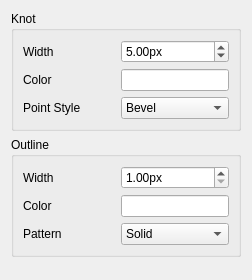
Old version of the form src/dialogs/global_style_form.ui in the repository mbasaglia/Knotter.
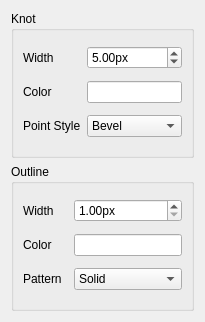
New version of the form. Icons and pictures are not drawn. Custom widgets are drawn as their Qt base class.

Diff of the .ui file:
```diff
--- a/src/dialogs/global_style_form.ui
+++ b/src/dialogs/global_style_form.ui
@@ -6,15 +6,87 @@
    <rect>
     <x>0</x>
     <y>0</y>
-    <width>252</width>
-    <height>280</height>
+    <width>205</width>
+    <height>322</height>
    </rect>
   </property>
   <property name="windowTitle">
    <string>Form</string>
   </property>
   <layout class="QGridLayout" name="gridLayout">
-   <item row="1" column="0" colspan="2">
+   <item row="0" column="1">
+    <widget class="QGroupBox" name="groupBox_2">
+     <property name="title">
+      <string>Knot</string>
+     </property>
+     <layout class="QGridLayout" name="gridLayout_3">
+      <item row="0" column="0">
+       <widget class="QLabel" name="label">
+        <property name="text">
+         <string>Width</string>
+        </property>
+       </widget>
+      </item>
+      <item row="0" column="1">
+       <widget class="QDoubleSpinBox" name="knot_width_spinner">
+        <property name="suffix">
+         <string>px</string>
+        </property>
+        <property name="minimum">
+         <double>1.000000000000000</double>
+        </property>
+        <property name="value">
+         <double>5.000000000000000</double>
+        </property>
+       </widget>
+      </item>
+      <item row="1" column="0">
+       <widget class="QLabel" name="label_3">
+        <property name="text">
+         <string>Color</string>
+        </property>
+       </widget>
+      </item>
+      <item row="1" column="1">
+       <widget class="ColorWidget" name="color">
+        <property name="sizePolicy">
+         <sizepolicy hsizetype="Preferred" vsizetype="Fixed">
+          <horstretch>0</horstretch>
+          <verstretch>0</verstretch>
+         </sizepolicy>
+        </property>
+       </widget>
+      </item>
+      <item row="2" column="0">
+       <widget class="QLabel" name="label_9">
+        <property name="text">
+         <string>Point Style</string>
+        </property>
+       </widget>
+      </item>
+      <item row="2" column="1">
+       <widget class="QComboBox" name="point_combo">
+        <item>
+         <property name="text">
+          <string>Bevel</string>
+         </property>
+        </item>
+        <item>
+         <property name="text">
+          <string>Miter</string>
+         </property>
+        </item>
+        <item>
+         <property name="text">
+          <string>Round</string>
+         </property>
+        </item>
+       </widget>
+      </item>
+     </layout>
+    </widget>
+   </item>
+   <item row="1" column="1">
     <widget class="QGroupBox" name="groupBox">
      <property name="title">
       <string>Outline</string>
@@ -125,91 +197,6 @@
      </layout>
     </widget>
    </item>
-   <item row="0" column="0" colspan="2">
-    <widget class="QGroupBox" name="groupBox_2">
-     <property name="title">
-      <string>Knot</string>
-     </property>
-     <layout class="QGridLayout" name="gridLayout_3">
-      <item row="0" column="0">
-       <widget class="QLabel" name="label">
-        <property name="text">
-         <string>Width</string>
-        </property>
-       </widget>
-      </item>
-      <item row="0" column="1">
-       <widget class="QDoubleSpinBox" name="knot_width_spinner">
-        <property name="suffix">
-         <string>px</string>
-        </property>
-        <property name="minimum">
-         <double>1.000000000000000</double>
-        </property>
-        <property name="value">
-         <double>5.000000000000000</double>
-        </property>
-       </widget>
-      </item>
-      <item row="1" column="0">
-       <widget class="QLabel" name="label_3">
-        <property name="text">
-         <string>Color</string>
-        </property>
-       </widget>
-      </item>
-      <item row="1" column="1">
-       <widget class="ColorWidget" name="color">
-        <property name="sizePolicy">
-         <sizepolicy hsizetype="Preferred" vsizetype="Fixed">
-          <horstretch>0</horstretch>
-          <verstretch>0</verstretch>
-         </sizepolicy>
-        </property>
-       </widget>
-      </item>
-      <item row="2" column="0">
-       <widget class="QLabel" name="label_9">
-        <property name="text">
-         <string>Point Style</string>
-        </property>
-       </widget>
-      </item>
-      <item row="2" column="1">
-       <widget class="QComboBox" name="point_combo">
-        <item>
-         <property name="text">
-          <string>Bevel</string>
-         </property>
-        </item>
-        <item>
-         <property name="text">
-          <string>Miter</string>
-         </property>
-        </item>
-        <item>
-         <property name="text">
-          <string>Round</string>
-         </property>
-        </item>
-       </widget>
-      </item>
-     </layout>
-    </widget>
-   </item>
-   <item row="2" column="0">
-    <spacer name="verticalSpacer">
-     <property name="orientation">
-      <enum>Qt::Vertical</enum>
-     </property>
-     <property name="sizeHint" stdset="0">
-      <size>
-       <width>20</width>
-       <height>40</height>
-      </size>
-     </property>
-    </spacer>
-   </item>
   </layout>
  </widget>
  <customwidgets>
```
